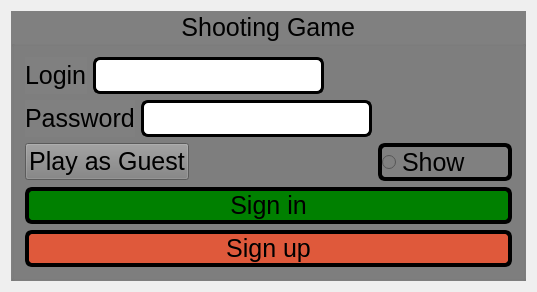
Above: loginPage/mainwindow.ui from jtanbp/QtGame before the change. Below: the same form after it.
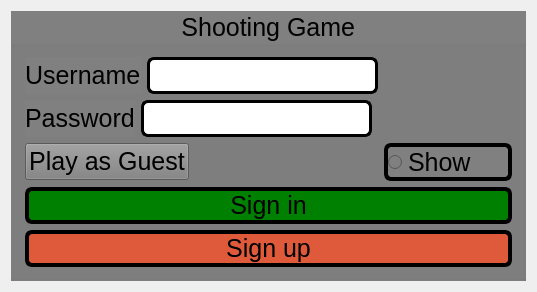
That is the form after the change.

Diff of the .ui file:
```diff
--- a/loginPage/mainwindow.ui
+++ b/loginPage/mainwindow.ui
@@ -43,7 +43,7 @@
            <item row="0" column="0">
             <widget class="QLabel" name="user">
              <property name="text">
-              <string>Login</string>
+              <string>Username</string>
              </property>
             </widget>
            </item>
```
Left out of the diff: 14 changed lines with no effect on the pictures.
